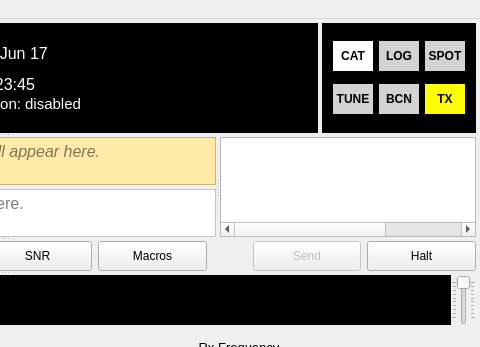
Before: the Qt Designer form mainwindow.ui in qcmiao1998/js8call, drawn with Qt 5; both pictures show x 480 to 960 and y 0 to 347 of the 960 by 868 pixel window.
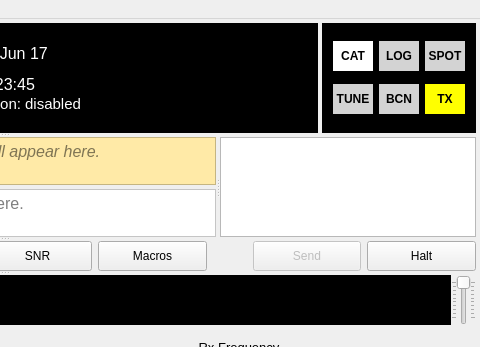
After: the same form once the commit is applied. Custom widgets are drawn as their Qt base class.

Commit message: Updated call activity detail

What changed in the file:
```diff
--- a/mainwindow.ui
+++ b/mainwindow.ui
@@ -985,7 +985,7 @@
          <enum>QAbstractItemView::SelectRows</enum>
         </property>
         <property name="textElideMode">
-         <enum>Qt::ElideNone</enum>
+         <enum>Qt::ElideRight</enum>
         </property>
         <property name="gridStyle">
          <enum>Qt::DotLine</enum>
@@ -996,9 +996,12 @@
         <attribute name="horizontalHeaderVisible">
          <bool>false</bool>
         </attribute>
-        <attribute name="horizontalHeaderMinimumSectionSize">
+        <attribute name="horizontalHeaderDefaultSectionSize">
          <number>30</number>
         </attribute>
+        <attribute name="horizontalHeaderMinimumSectionSize">
+         <number>20</number>
+        </attribute>
         <attribute name="horizontalHeaderStretchLastSection">
          <bool>true</bool>
         </attribute>
@@ -1015,6 +1018,16 @@
           <string>Age</string>
          </property>
         </column>
+        <column>
+         <property name="text">
+          <string>SNR</string>
+         </property>
+        </column>
+        <column>
+         <property name="text">
+          <string>Grid</string>
+         </property>
+        </column>
         <column>
          <property name="text">
           <string>Distance</string>
```
Left out of the diff: 10 changed lines with no effect on the pictures. The commit also changes 1 other file.
